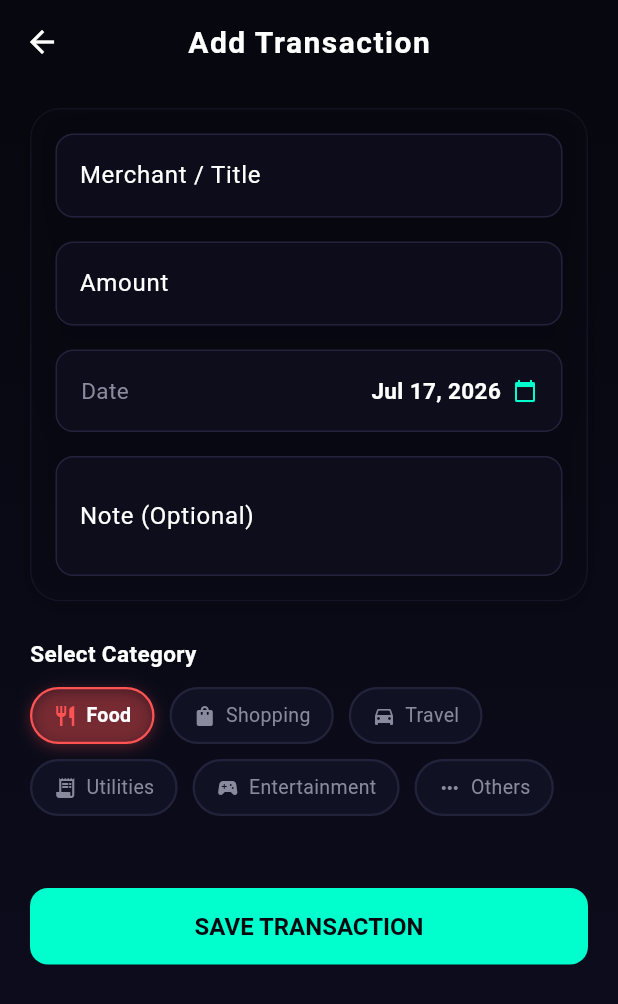
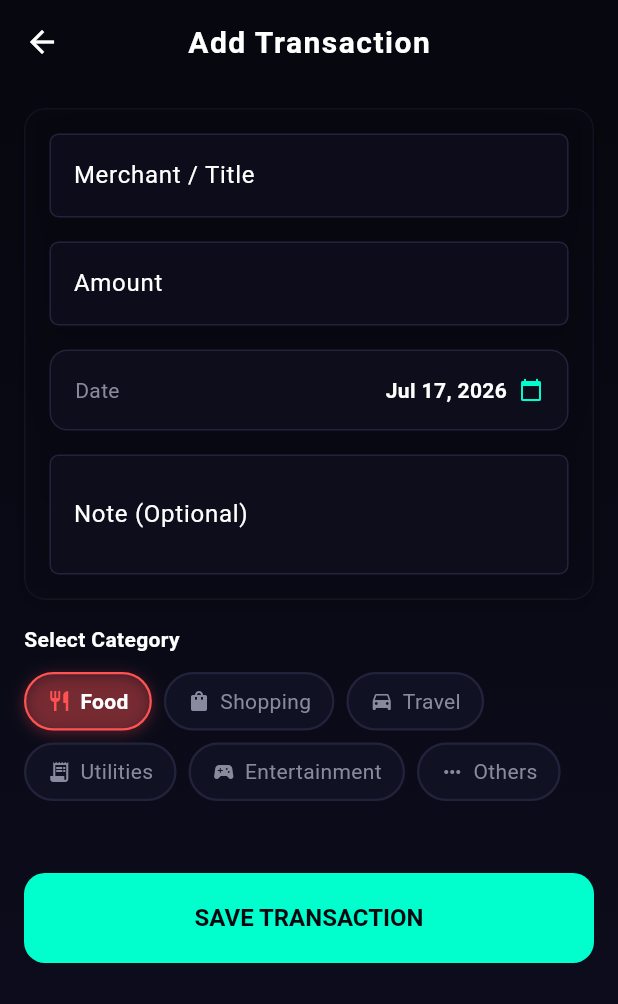
Before and after one commit to Karan-Trips/expense_tracker, a Flutter app: the screen it shows after launch, after a tap on the "add circle" icon, on a phone screen of 412 x 824 dp. Shown: the top 1004 px of the screen. Run offline on Flutter 3.47's test engine with Material 3 defaults, Android fonts, the phone set to English and light mode, and no system bars; our stand-ins replace fl_chart, flutter_dotenv, flutter_riverpod, flutter_screenutil, get_it, go_router and 4 more; accounts and stored records are empty.

Commit message:
feat: implement app foundation with AI receipt scanning, dependency injection, and themed navigation screens.

```diff
--- a/lib/app.dart
+++ b/lib/app.dart
@@ -1,4 +1,5 @@
 import 'package:flutter/material.dart';
+import 'package:flutter_screenutil/flutter_screenutil.dart';
 import 'core/router/router.dart';
 import 'core/constant/app_colors.dart';
 
@@ -7,11 +8,18 @@ class AuraExpenseApp extends StatelessWidget {
 
   @override
   Widget build(BuildContext context) {
-    return MaterialApp.router(
-      title: 'AuraExpense',
-      debugShowCheckedModeBanner: false,
-      theme: AppTheme.darkTheme,
-      routerConfig: goRouter,
+    return ScreenUtilInit(
+      designSize: const Size(375, 812),
+      minTextAdapt: true,
+      splitScreenMode: true,
+      builder: (context, child) {
+        return MaterialApp.router(
+          title: 'AuraExpense',
+          debugShowCheckedModeBanner: false,
+          theme: AppTheme.darkTheme,
+          routerConfig: goRouter,
+        );
+      },
     );
   }
 }
--- a/lib/core/constant/app_colors.dart
+++ b/lib/core/constant/app_colors.dart
@@ -1,26 +1,7 @@
 import 'package:flutter/material.dart';
+import '../utils/screen_utils.dart';
 
-class AppColors {
-  static const Color background = Color(0xFF07070F); // Deep space dark
-  static const Color surface = Color(0xFF111124);    // Frosted dark sheet
-  static const Color accentTeal = Color(0xFF00FFCC);  // Electric cyan/teal
-  static const Color accentPurple = Color(0xFF9d4edd); // Purple flare
-  static const Color textPrimary = Color(0xFFFFFFFF);
-  static const Color textSecondary = Color(0xFF8A8A9E);
-  static const Color border = Color(0xFF22223B);
-
-  static const Gradient primaryGradient = LinearGradient(
-    colors: [accentTeal, accentPurple],
-    begin: Alignment.topLeft,
-    end: Alignment.bottomRight,
-  );
-
-  static const Gradient buttonGradient = LinearGradient(
-    colors: [Color(0xFF00F2FE), Color(0xFF4FACFE)],
-    begin: Alignment.centerLeft,
-    end: Alignment.centerRight,
-  );
-}
+export '../utils/screen_utils.dart';
 
 class AppTheme {
   static ThemeData get darkTheme {
@@ -39,7 +20,7 @@ class AppTheme {
         centerTitle: true,
         titleTextStyle: TextStyle(
           color: AppColors.textPrimary,
-          fontSize: 20,
+          fontSize: ScreenUtils.fontTextMBig,
           fontWeight: FontWeight.bold,
           letterSpacing: 1.0,
         ),
@@ -48,7 +29,7 @@ class AppTheme {
       cardTheme: CardThemeData(
         color: AppColors.surface.withOpacity(0.7),
         shape: RoundedRectangleBorder(
-          borderRadius: BorderRadius.circular(16),
+          borderRadius: BorderRadius.circular(ScreenUtils.cardCircularRadius),
           side: const BorderSide(color: AppColors.border, width: 1),
         ),
         elevation: 0,
@@ -57,13 +38,14 @@ class AppTheme {
         style: ElevatedButton.styleFrom(
           backgroundColor: AppColors.accentTeal,
           foregroundColor: AppColors.background,
+          minimumSize: const Size.fromHeight(ScreenUtils.buttonHeight),
           elevation: 0,
           shape: RoundedRectangleBorder(
-            borderRadius: BorderRadius.circular(12),
+            borderRadius: BorderRadius.circular(ScreenUtils.kBorderRadius),
           ),
           textStyle: const TextStyle(
             fontWeight: FontWeight.bold,
-            fontSize: 16,
+            fontSize: ScreenUtils.fontButton,
           ),
         ),
       ),
@@ -73,15 +55,15 @@ class AppTheme {
         hintStyle: const TextStyle(color: AppColors.textSecondary),
         labelStyle: const TextStyle(color: AppColors.textPrimary),
         border: OutlineInputBorder(
-          borderRadius: BorderRadius.circular(12),
+          borderRadius: BorderRadius.circular(ScreenUtils.editTextRadius),
           borderSide: const BorderSide(color: AppColors.border),
         ),
         enabledBorder: OutlineInputBorder(
-          borderRadius: BorderRadius.circular(12),
+          borderRadius: BorderRadius.circular(ScreenUtils.editTextRadius),
           borderSide: const BorderSide(color: AppColors.border),
         ),
         focusedBorder: OutlineInputBorder(
-          borderRadius: BorderRadius.circular(12),
+          borderRadius: BorderRadius.circular(ScreenUtils.editTextRadius),
           borderSide: const BorderSide(color: AppColors.accentTeal),
         ),
       ),
--- a/lib/core/locator/locator.dart
+++ b/lib/core/locator/locator.dart
@@ -1,13 +1,13 @@
 import 'package:get_it/get_it.dart';
 import '../../feature/expense/data/expense_repository_impl.dart';
 import '../../feature/expense/domain/expense_repository.dart';
-import '../api/gemini_client.dart';
+import '../services/gemini_service.dart';
 
 final locator = GetIt.instance;
 
 Future<void> setupLocator() async {
   // Register Services
-  locator.registerSingleton<GeminiClient>(GeminiClient());
+  locator.registerSingleton<GeminiService>(GeminiService());
 
   // Register Repositories
   locator.registerLazySingleton<ExpenseRepository>(() => ExpenseRepositoryImpl());
--- a/lib/core/db/hive_helper.dart
+++ b/lib/core/services/db_service.dart
@@ -2,7 +2,7 @@ import 'package:hive_ce_flutter/hive_flutter.dart';
 import '../../feature/expense/domain/expense.dart';
 import '../error/failures.dart';
 
-class HiveHelper {
+class DbService {
   static const String expensesBoxName = 'expenses_box';
 
   static Future<void> init() async {
--- a/lib/feature/expense/data/expense_repository_impl.dart
+++ b/lib/feature/expense/data/expense_repository_impl.dart
@@ -1,13 +1,13 @@
 import '../domain/expense.dart';
 import '../domain/expense_repository.dart';
-import '../../../core/db/hive_helper.dart';
+import '../../../core/services/db_service.dart';
 import '../../../core/error/failures.dart';
 
 class ExpenseRepositoryImpl implements ExpenseRepository {
   @override
   Future<List<Expense>> getExpenses() async {
     try {
-      final box = HiveHelper.expensesBox;
+      final box = DbService.expensesBox;
       final list = box.values.toList();
       // Sort descending by date (most recent first)
       list.sort((a, b) => b.date.compareTo(a.date));
@@ -20,7 +20,7 @@ class ExpenseRepositoryImpl implements ExpenseRepository {
   @override
   Future<void> addExpense(Expense expense) async {
     try {
-      final box = HiveHelper.expensesBox;
+      final box = DbService.expensesBox;
       await box.put(expense.id, expense);
     } catch (e) {
       throw CacheFailure('Failed to add expense to database: ${e.toString()}');
@@ -30,7 +30,7 @@ class ExpenseRepositoryImpl implements ExpenseRepository {
   @override
   Future<void> updateExpense(Expense expense) async {
     try {
-      final box = HiveHelper.expensesBox;
+      final box = DbService.expensesBox;
       await box.put(expense.id, expense);
     } catch (e) {
       throw CacheFailure('Failed to update expense in database: ${e.toString()}');
@@ -40,7 +40,7 @@ class ExpenseRepositoryImpl implements ExpenseRepository {
   @override
   Future<void> deleteExpense(String id) async {
     try {
-      final box = HiveHelper.expensesBox;
+      final box = DbService.expensesBox;
       await box.delete(id);
     } catch (e) {
       throw CacheFailure('Failed to delete expense from database: ${e.toString()}');
--- a/lib/feature/expense/presentation/add_edit_expense_screen.dart
+++ b/lib/feature/expense/presentation/add_edit_expense_screen.dart
@@ -142,11 +142,11 @@ class _AddEditExpenseScreenState extends ConsumerState<AddEditExpenseScreen> {
           child: Form(
             key: _formKey,
             child: ListView(
-              padding: const EdgeInsets.symmetric(horizontal: 20.0, vertical: 16.0),
+              padding: const EdgeInsets.symmetric(horizontal: ScreenUtils.margin, vertical: ScreenUtils.margin),
               children: [
                 FrostedCard(
                   opacity: 0.1,
-                  borderRadius: 20,
+                  borderRadius: ScreenUtils.kBorderRadius,
                   child: Column(
                     crossAxisAlignment: CrossAxisAlignment.start,
                     children: [
@@ -165,7 +165,7 @@ class _AddEditExpenseScreenState extends ConsumerState<AddEditExpenseScreen> {
                           return null;
                         },
                       ),
-                      const SizedBox(height: 16),
+                      const SizedBox(height: ScreenUtils.spacingStander),
                       // Amount input
                       TextFormField(
                         controller: _amountController,
@@ -188,16 +188,16 @@ class _AddEditExpenseScreenState extends ConsumerState<AddEditExpenseScreen> {
                           return null;
                         },
                       ),
-                      const SizedBox(height: 16),
+                      const SizedBox(height: ScreenUtils.spacingStander),
                       // Date Picker Box
                       InkWell(
                         onTap: _pickDate,
-                        borderRadius: BorderRadius.circular(12),
+                        borderRadius: BorderRadius.circular(ScreenUtils.cardCircularRadius),
                         child: Container(
-                          padding: const EdgeInsets.symmetric(horizontal: 16, vertical: 16),
+                          padding: const EdgeInsets.symmetric(horizontal: ScreenUtils.margin, vertical: ScreenUtils.margin),
                           decoration: BoxDecoration(
                             color: AppColors.surface.withOpacity(0.5),
-                            borderRadius: BorderRadius.circular(12),
+                            borderRadius: BorderRadius.circular(ScreenUtils.cardCircularRadius),
                             border: Border.all(color: AppColors.border),
                           ),
                           child: Row(
@@ -205,7 +205,7 @@ class _AddEditExpenseScreenState extends ConsumerState<AddEditExpenseScreen> {
                             children: [
                               const Text(
                                 "Date",
-                                style: TextStyle(color: AppColors.textSecondary, fontSize: 15),
+                                style: TextStyle(color: AppColors.textSecondary, fontSize: ScreenUtils.fontTextSmall),
                               ),
                               Row(
                                 children: [
@@ -217,12 +217,12 @@ class _AddEditExpenseScreenState extends ConsumerState<AddEditExpenseScreen> {
                                         style: const TextStyle(
                                           color: Colors.white,
                                           fontWeight: FontWeight.bold,
-                                          fontSize: 15,
+                                          fontSize: ScreenUtils.fontTextSmall,
                                         ),
                                       );
                                     },
                                   ),
-                                  const SizedBox(width: 8),
+                                  const SizedBox(width: ScreenUtils.fieldSpace),
                                   const Icon(Icons.calendar_today, size: 16, color: AppColors.accentTeal),
                                 ],
                               ),
@@ -230,7 +230,7 @@ class _AddEditExpenseScreenState extends ConsumerState<AddEditExpenseScreen> {
                           ),
                         ),
                       ),
-                      const SizedBox(height: 16),
+                      const SizedBox(height: ScreenUtils.spacingStander),
                       // Description input
                       TextFormField(
                         controller: _descController,
@@ -244,24 +244,24 @@ class _AddEditExpenseScreenState extends ConsumerState<AddEditExpenseScreen> {
                     ],
                   ),
                 ),
-                const SizedBox(height: 24),
+                const SizedBox(height: ScreenUtils.spacingStander),
                 // Category header
                 const Text(
                   "Select Category",
                   style: TextStyle(
                     color: Colors.white,
-                    fontSize: 15,
+                    fontSize: ScreenUtils.fontTextSmall,
                     fontWeight: FontWeight.bold,
                   ),
                 ),
-                const SizedBox(height: 12),
+                const SizedBox(height: ScreenUtils.spacingControl),
                 // Category grid/wrap selection
                 ValueListenableBuilder<ExpenseCategory>(
                   valueListenable: _selectedCategory,
                   builder: (context, selectedCategory, _) {
                     return Wrap(
-                      spacing: 10,
-                      runSpacing: 10,
+                      spacing: ScreenUtils.fieldSpace,
+                      runSpacing: ScreenUtils.fieldSpace,
                       children: ExpenseCategory.values.map((cat) {
                         return CategoryChip(
                           category: cat,
@@ -278,9 +278,6 @@ class _AddEditExpenseScreenState extends ConsumerState<AddEditExpenseScreen> {
                 // Save Button
                 ElevatedButton(
                   onPressed: _saveForm,
-                  style: ElevatedButton.styleFrom(
-                    padding: const EdgeInsets.symmetric(vertical: 16),
-                  ),
                   child: Text(_isEditing ? "UPDATE TRANSACTION" : "SAVE TRANSACTION"),
                 ),
               ],
--- a/lib/feature/home_main/home/presentation/home_screen.dart
+++ b/lib/feature/home_main/home/presentation/home_screen.dart
@@ -39,7 +39,7 @@ class HomeScreen extends ConsumerWidget {
             color: AppColors.accentTeal,
             onRefresh: () => ref.read(expenseProvider.notifier).loadExpenses(),
             child: ListView(
-              padding: const EdgeInsets.fromLTRB(20, 20, 20, 100),
+              padding: const EdgeInsets.fromLTRB(ScreenUtils.margin, ScreenUtils.margin, ScreenUtils.margin, 100),
               children: [
                 // Custom Header
                 Row(
@@ -52,7 +52,7 @@ class HomeScreen extends ConsumerWidget {
                           "Welcome Back",
                           style: TextStyle(
                             color: AppColors.textSecondary,
-                            fontSize: 14,
+                            fontSize: ScreenUtils.fontTextSmall,
                             fontWeight: FontWeight.w500,
                           ),
                         ),
@@ -61,7 +61,7 @@ class HomeScreen extends ConsumerWidget {
                           "Aura Tracker",
                           style: TextStyle(
                             color: Colors.white,
-                            fontSize: 22,
+                            fontSize: ScreenUtils.fontTextBig,
                             fontWeight: FontWeight.w900,
                           ),
                         ),
@@ -74,19 +74,19 @@ class HomeScreen extends ConsumerWidget {
                     ),
                   ],
                 ),
-                const SizedBox(height: 24),
+                const SizedBox(height: ScreenUtils.margin),
                 // Frosted summary card
                 FrostedCard(
                   opacity: 0.12,
                   blur: 25,
-                  borderRadius: 24,
+                  borderRadius: ScreenUtils.kBorderRadius,
                   child: Column(
                     children: [
                       const Text(
                         "TOTAL SPENDING THIS MONTH",
                         style: TextStyle(
                           color: AppColors.textSecondary,
-                          fontSize: 11,
+                          fontSize: ScreenUtils.fontTextTiny,
                           fontWeight: FontWeight.bold,
                           letterSpacing: 1.5,
                         ),
@@ -96,7 +96,7 @@ class HomeScreen extends ConsumerWidget {
                         formattedTotal,
                         style: const TextStyle(
                           color: Colors.white,
-                          fontSize: 36,
+                          fontSize: ScreenUtils.fontTextTitle,
                           fontWeight: FontWeight.w900,
                         ),
                       ),
@@ -133,7 +133,7 @@ class HomeScreen extends ConsumerWidget {
                       "Category Share",
                       style: TextStyle(
                         color: Colors.white,
-                        fontSize: 16,
+                        fontSize: ScreenUtils.fontText,
                         fontWeight: FontWeight.bold,
                       ),
                     ),
@@ -142,7 +142,7 @@ class HomeScreen extends ConsumerWidget {
                         "All time",
                         style: TextStyle(
                           color: AppColors.textSecondary,
-                          fontSize: 12,
+                          fontSize: ScreenUtils.fontTextSmaller,
                         ),
                       ),
                   ],
@@ -159,7 +159,7 @@ class HomeScreen extends ConsumerWidget {
                       "Recent Transactions",
                       style: TextStyle(
                         color: Colors.white,
-                        fontSize: 16,
+                        fontSize: ScreenUtils.fontText,
                         fontWeight: FontWeight.bold,
                       ),
                     ),
@@ -167,7 +167,7 @@ class HomeScreen extends ConsumerWidget {
                       onPressed: () => context.go('/expenses'),
                       child: const Text(
                         "See All",
-                        style: TextStyle(color: AppColors.accentTeal, fontSize: 13),
+                        style: TextStyle(color: AppColors.accentTeal, fontSize: ScreenUtils.fontTextSmall),
                       ),
                     ),
                   ],
@@ -178,7 +178,7 @@ class HomeScreen extends ConsumerWidget {
                     padding: const EdgeInsets.all(24),
                     decoration: BoxDecoration(
                       color: AppColors.surface.withOpacity(0.5),
-                      borderRadius: BorderRadius.circular(16),
+                      borderRadius: BorderRadius.circular(ScreenUtils.kBorderRadius),
                       border: Border.all(color: AppColors.border),
                     ),
                     child: const Center(
--- a/lib/feature/insights/presentation/insights_viewmodel.dart
+++ b/lib/feature/insights/presentation/insights_viewmodel.dart
@@ -1,6 +1,6 @@
 import 'dart:convert';
 import 'package:flutter_riverpod/flutter_riverpod.dart';
-import '../../../core/api/gemini_client.dart';
+import '../../../core/services/gemini_service.dart';
 import '../../../core/locator/locator.dart';
 import '../../expense/domain/expense.dart';
 
@@ -33,7 +33,7 @@ class InsightsState {
 }
 
 class InsightsViewModel extends StateNotifier<InsightsState> {
-  final GeminiClient _geminiClient;
+  final GeminiService _geminiClient;
 
   InsightsViewModel(this._geminiClient) : super(InsightsState(status: InsightsStatus.idle));
 
@@ -66,5 +66,5 @@ class InsightsViewModel extends StateNotifier<InsightsState> {
 }
 
 final insightsProvider = StateNotifierProvider.autoDispose<InsightsViewModel, InsightsState>((ref) {
-  return InsightsViewModel(locator<GeminiClient>());
+  return InsightsViewModel(locator<GeminiService>());
 });
--- a/lib/feature/scanner/presentation/scanner_viewmodel.dart
+++ b/lib/feature/scanner/presentation/scanner_viewmodel.dart
@@ -1,7 +1,7 @@
 import 'dart:typed_data';
 import 'package:flutter_riverpod/flutter_riverpod.dart';
 import 'package:image_picker/image_picker.dart';
-import '../../../core/api/gemini_client.dart';
+import '../../../core/services/gemini_service.dart';
 import '../../../core/locator/locator.dart';
 
 enum ScanStatus { idle, picking, scanning, success, error }
@@ -39,7 +39,7 @@ class ScannerState {
 }
 
 class ScannerViewModel extends StateNotifier<ScannerState> {
-  final GeminiClient _geminiClient;
+  final GeminiService _geminiClient;
   final ImagePicker _picker = ImagePicker();
 
   ScannerViewModel(this._geminiClient) : super(ScannerState(status: ScanStatus.idle));
@@ -86,5 +86,5 @@ class ScannerViewModel extends StateNotifier<ScannerState> {
 }
 
 final scannerProvider = StateNotifierProvider.autoDispose<ScannerViewModel, ScannerState>((ref) {
-  return ScannerViewModel(locator<GeminiClient>());
+  return ScannerViewModel(locator<GeminiService>());
 });
--- a/lib/feature/splash/presentation/splash_screen.dart
+++ b/lib/feature/splash/presentation/splash_screen.dart
@@ -1,7 +1,7 @@
 import 'package:flutter/material.dart';
 import 'package:flutter_dotenv/flutter_dotenv.dart';
 import 'package:go_router/go_router.dart';
-import '../../../core/db/hive_helper.dart';
+import '../../../core/services/db_service.dart';
 import '../../../core/locator/locator.dart';
 import '../../../core/constant/app_colors.dart';
 
@@ -38,7 +38,7 @@ class _SplashScreenState extends State<SplashScreen> {
 
       _statusText.value = "Initializing Local Database...";
       // Init Database
-      await HiveHelper.init();
+      await DbService.init();
 
       _statusText.value = "Injecting App Modules...";
       // Set up GetIt DI
@@ -86,22 +86,22 @@ class _SplashScreenState extends State<SplashScreen> {
                   color: AppColors.accentTeal,
                 ),
               ),
-              const SizedBox(height: 24),
+              const SizedBox(height: ScreenUtils.margin),
               const Text(
                 "A U R A",
                 style: TextStyle(
                   color: Colors.white,
-                  fontSize: 28,
+                  fontSize: ScreenUtils.fontTextTitle,
                   fontWeight: FontWeight.w900,
                   letterSpacing: 8,
                 ),
               ),
-              const SizedBox(height: 8),
+              const SizedBox(height: ScreenUtils.spacingStandardControl),
               const Text(
                 "AI EXPENSE TRACKER",
                 style: TextStyle(
                   color: AppColors.textSecondary,
-                  fontSize: 12,
+                  fontSize: ScreenUtils.fontTextSmaller,
                   fontWeight: FontWeight.bold,
                   letterSpacing: 3,
                 ),
@@ -124,12 +124,12 @@ class _SplashScreenState extends State<SplashScreen> {
                             valueColor: AlwaysStoppedAnimation<Color>(AppColors.accentTeal),
                           ),
                         ),
-                        const SizedBox(height: 16),
+                        const SizedBox(height: ScreenUtils.spacingStander),
                         Text(
                           statusText,
                           style: const TextStyle(
                             color: AppColors.textSecondary,
-                            fontSize: 13,
+                            fontSize: ScreenUtils.fontTextSmall,
                           ),
                         ),
                       ],
@@ -140,13 +140,13 @@ class _SplashScreenState extends State<SplashScreen> {
                       child: Column(
                         children: [
                           const Icon(Icons.warning_amber_rounded, color: Colors.amberAccent, size: 40),
-                          const SizedBox(height: 12),
+                          const SizedBox(height: ScreenUtils.spacingControl),
                           Text(
                             errorText,
                             textAlign: TextAlign.center,
                             style: const TextStyle(
                               color: Colors.redAccent,
-                              fontSize: 14,
+                              fontSize: ScreenUtils.fontTextSmall,
                             ),
                           ),
                           const SizedBox(height: 20),
--- a/lib/widgets/category_chip.dart
+++ b/lib/widgets/category_chip.dart
@@ -24,10 +24,13 @@ class CategoryChip extends StatelessWidget {
       onTap: onTap,
       child: AnimatedContainer(
         duration: const Duration(milliseconds: 200),
-        padding: const EdgeInsets.symmetric(horizontal: 14, vertical: 8),
+        padding: const EdgeInsets.symmetric(
+          horizontal: ScreenUtils.fontTextSmall,
+          vertical: ScreenUtils.spacingStandardControl,
+        ),
         decoration: BoxDecoration(
           color: isSelected ? color.withOpacity(0.2) : AppColors.surface,
-          borderRadius: BorderRadius.circular(20),
+          borderRadius: BorderRadius.circular(ScreenUtils.textRadius),
           border: Border.all(
             color: isSelected ? color : AppColors.border,
             width: 1.5,
@@ -56,7 +59,7 @@ class CategoryChip extends StatelessWidget {
               style: TextStyle(
                 color: isSelected ? AppColors.textPrimary : AppColors.textSecondary,
                 fontWeight: isSelected ? FontWeight.bold : FontWeight.normal,
-                fontSize: 13,
+                fontSize: ScreenUtils.fontTextSmall,
               ),
             ),
           ],
--- a/lib/widgets/frosted_card.dart
+++ b/lib/widgets/frosted_card.dart
@@ -16,8 +16,8 @@ class FrostedCard extends StatelessWidget {
     required this.child,
     this.blur = 15.0,
     this.opacity = 0.08,
-    this.borderRadius = 16.0,
-    this.padding = const EdgeInsets.all(16.0),
+    this.borderRadius = ScreenUtils.cardCircularRadius,
+    this.padding = const EdgeInsets.all(ScreenUtils.margin),
     this.margin,
     this.borderColor,
   });
--- a/pubspec.yaml
+++ b/pubspec.yaml
@@ -42,6 +42,7 @@ dependencies:
   fl_chart: ^0.70.2              # Data visualization
   intl: ^0.20.1                  # Formatting dates/currency
   uuid: ^4.5.1                   # Unique IDs
+  flutter_screenutil: ^5.9.3     # Responsive sizing and text scaling
 
 dev_dependencies:
   flutter_test:
```
Also changed, not shown: lib/core/services/gemini_service.dart (renamed from lib/core/api/gemini_client.dart, +15 -1 lines), lib/core/utils/screen_utils.dart (added, +216 -0 lines), lib/feature/expense/presentation/expense_list_screen.dart (+11 -8 lines), lib/widgets/expense_card.dart (+13 -17 lines), 9 other files.
